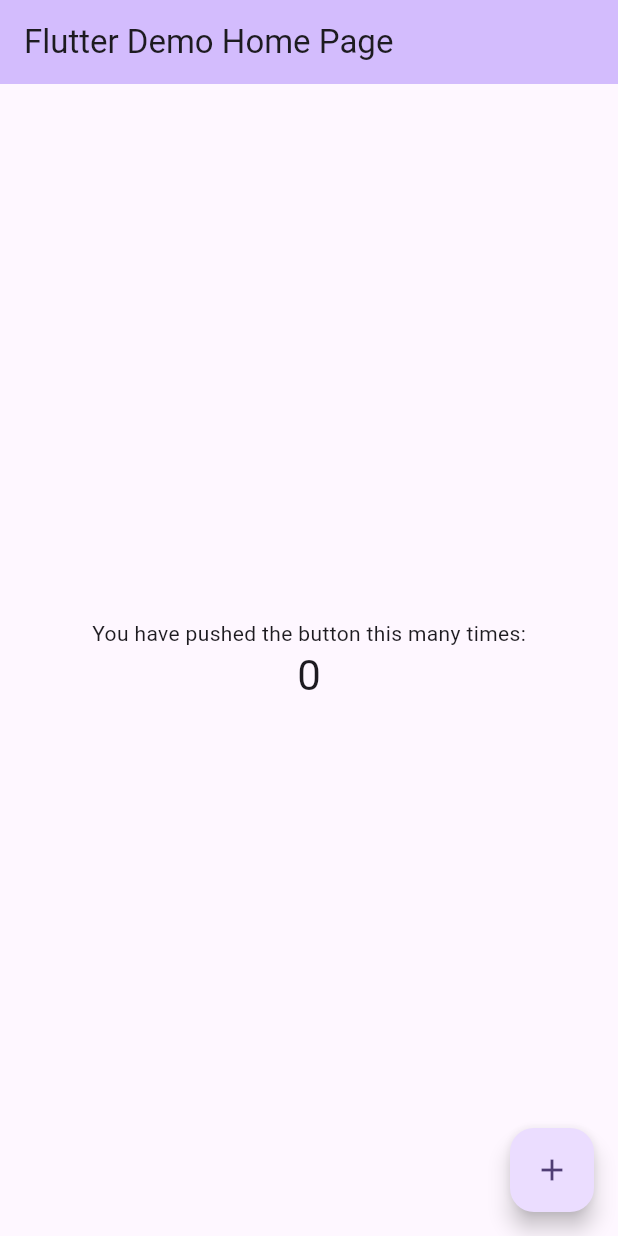
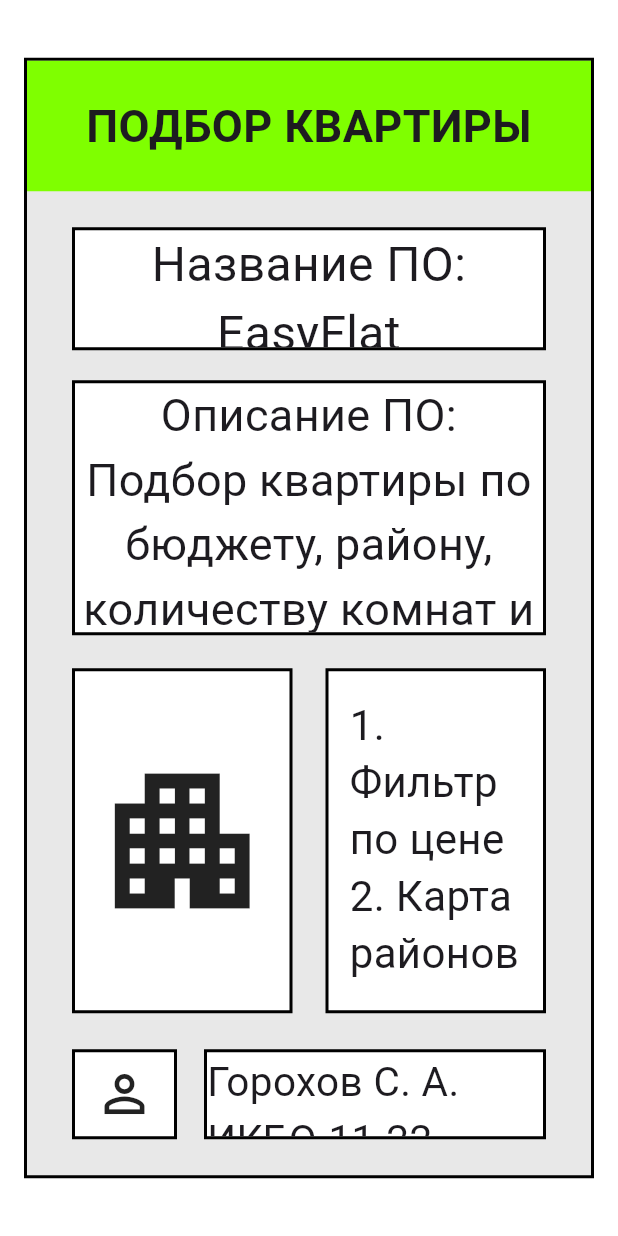
Before and after one commit to CatsInCode/rkmp_v2, a Flutter app: the screen it shows after launch, on a phone screen of 412 x 824 dp. Run offline on Flutter 3.47's test engine with Material 3 defaults, Android fonts, the phone set to English and light mode, and no system bars.

Commit message:
Создать макет приложения по подбору квартиры

```diff
--- a/lib/main.dart
+++ b/lib/main.dart
@@ -1,122 +1,172 @@
 import 'package:flutter/material.dart';
 
 void main() {
-  runApp(const MyApp());
+  runApp(const ApartmentFinderApp());
 }
 
-class MyApp extends StatelessWidget {
-  const MyApp({super.key});
+class ApartmentFinderApp extends StatelessWidget {
+  const ApartmentFinderApp({super.key});
 
-  // This widget is the root of your application.
   @override
   Widget build(BuildContext context) {
     return MaterialApp(
-      title: 'Flutter Demo',
-      theme: ThemeData(
-        // This is the theme of your application.
-        //
-        // TRY THIS: Try running your application with "flutter run". You'll see
-        // the application has a purple toolbar. Then, without quitting the app,
-        // try changing the seedColor in the colorScheme below to Colors.green
-        // and then invoke "hot reload" (save your changes or press the "hot
-        // reload" button in a Flutter-supported IDE, or press "r" if you used
-        // the command line to start the app).
-        //
-        // Notice that the counter didn't reset back to zero; the application
-        // state is not lost during the reload. To reset the state, use hot
-        // restart instead.
-        //
-        // This works for code too, not just values: Most code changes can be
-        // tested with just a hot reload.
-        colorScheme: ColorScheme.fromSeed(seedColor: Colors.deepPurple),
-      ),
-      home: const MyHomePage(title: 'Flutter Demo Home Page'),
+      debugShowCheckedModeBanner: false,
+      title: 'Подбор квартиры',
+      home: const ApartmentFinderPage(),
     );
   }
 }
 
-class MyHomePage extends StatefulWidget {
-  const MyHomePage({super.key, required this.title});
-
-  // This widget is the home page of your application. It is stateful, meaning
-  // that it has a State object (defined below) that contains fields that affect
-  // how it looks.
-
-  // This class is the configuration for the state. It holds the values (in this
-  // case the title) provided by the parent (in this case the App widget) and
-  // used by the build method of the State. Fields in a Widget subclass are
-  // always marked "final".
-
-  final String title;
-
-  @override
-  State<MyHomePage> createState() => _MyHomePageState();
-}
-
-class _MyHomePageState extends State<MyHomePage> {
-  int _counter = 0;
-
-  void _incrementCounter() {
-    setState(() {
-      // This call to setState tells the Flutter framework that something has
-      // changed in this State, which causes it to rerun the build method below
-      // so that the display can reflect the updated values. If we changed
-      // _counter without calling setState(), then the build method would not be
-      // called again, and so nothing would appear to happen.
-      _counter++;
-    });
-  }
+class ApartmentFinderPage extends StatelessWidget {
+  const ApartmentFinderPage({super.key});
 
   @override
   Widget build(BuildContext context) {
-    // This method is rerun every time setState is called, for instance as done
-    // by the _incrementCounter method above.
-    //
-    // The Flutter framework has been optimized to make rerunning build methods
-    // fast, so that you can just rebuild anything that needs updating rather
-    // than having to individually change instances of widgets.
     return Scaffold(
-      appBar: AppBar(
-        // TRY THIS: Try changing the color here to a specific color (to
-        // Colors.amber, perhaps?) and trigger a hot reload to see the AppBar
-        // change color while the other colors stay the same.
-        backgroundColor: Theme.of(context).colorScheme.inversePrimary,
-        // Here we take the value from the MyHomePage object that was created by
-        // the App.build method, and use it to set our appbar title.
-        title: Text(widget.title),
-      ),
-      body: Center(
-        // Center is a layout widget. It takes a single child and positions it
-        // in the middle of the parent.
-        child: Column(
-          // Column is also a layout widget. It takes a list of children and
-          // arranges them vertically. By default, it sizes itself to fit its
-          // children horizontally, and tries to be as tall as its parent.
-          //
-          // Column has various properties to control how it sizes itself and
-          // how it positions its children. Here we use mainAxisAlignment to
-          // center the children vertically; the main axis here is the vertical
-          // axis because Columns are vertical (the cross axis would be
-          // horizontal).
-          //
-          // TRY THIS: Invoke "debug painting" (choose the "Toggle Debug Paint"
-          // action in the IDE, or press "p" in the console), to see the
-          // wireframe for each widget.
-          mainAxisAlignment: MainAxisAlignment.center,
-          children: <Widget>[
-            const Text('You have pushed the button this many times:'),
-            Text(
-              '$_counter',
-              style: Theme.of(context).textTheme.headlineMedium,
+      backgroundColor: Colors.white,
+      body: SafeArea(
+        child: Center(
+          child: Container(
+            width: 390,
+            margin: const EdgeInsets.all(16),
+            decoration: BoxDecoration(
+              border: Border.all(color: Colors.black, width: 2),
+              color: const Color(0xFFE8E8E8),
             ),
-          ],
+            child: SingleChildScrollView(
+              padding: const EdgeInsets.only(bottom: 24),
+              child: Column(
+                children: [
+                  Container(
+                    width: double.infinity,
+                    padding: const EdgeInsets.symmetric(vertical: 22),
+                    color: const Color(0xFF7FFF00),
+                    child: const Center(
+                      child: Text(
+                        'ПОДБОР КВАРТИРЫ',
+                        style: TextStyle(
+                          fontSize: 30,
+                          fontWeight: FontWeight.w700,
+                        ),
+                        textAlign: TextAlign.center,
+                      ),
+                    ),
+                  ),
+                  const SizedBox(height: 24),
+                  _outlinedBox(
+                    child: const Text(
+                      'Название ПО: EasyFlat',
+                      style: TextStyle(fontSize: 32),
+                      textAlign: TextAlign.center,
+                    ),
+                    height: 82,
+                  ),
+                  const SizedBox(height: 20),
+                  _outlinedBox(
+                    child: const Text(
+                      'Описание ПО:\nПодбор квартиры по бюджету, району,\nколичеству комнат и близости к метро.',
+                      style: TextStyle(fontSize: 30),
+                      textAlign: TextAlign.center,
+                    ),
+                    height: 170,
+                  ),
+                  const SizedBox(height: 22),
+                  Padding(
+                    padding: const EdgeInsets.symmetric(horizontal: 30),
+                    child: Row(
+                      children: [
+                        Expanded(
+                          child: Container(
+                            height: 230,
+                            decoration: BoxDecoration(
+                              border: Border.all(color: Colors.black, width: 2),
+                              color: Colors.white,
+                            ),
+                            child: const Center(
+                              child: Icon(
+                                Icons.apartment,
+                                size: 120,
+                                color: Colors.black87,
+                              ),
+                            ),
+                          ),
+                        ),
+                        const SizedBox(width: 22),
+                        Expanded(
+                          child: Container(
+                            height: 230,
+                            padding: const EdgeInsets.symmetric(
+                              horizontal: 14,
+                              vertical: 18,
+                            ),
+                            decoration: BoxDecoration(
+                              border: Border.all(color: Colors.black, width: 2),
+                              color: Colors.white,
+                            ),
+                            child: const Align(
+                              alignment: Alignment.centerLeft,
+                              child: Text(
+                                '1. Фильтр по цене\n2. Карта районов\n3. Избранное\n4. Контакты риелторов',
+                                style: TextStyle(fontSize: 28, height: 1.35),
+                              ),
+                            ),
+                          ),
+                        ),
+                      ],
+                    ),
+                  ),
+                  const SizedBox(height: 24),
+                  Padding(
+                    padding: const EdgeInsets.symmetric(horizontal: 30),
+                    child: Row(
+                      children: [
+                        Container(
+                          width: 70,
+                          height: 60,
+                          decoration: BoxDecoration(
+                            border: Border.all(color: Colors.black, width: 2),
+                            color: Colors.white,
+                          ),
+                          child: const Icon(Icons.person_outline, size: 40),
+                        ),
+                        const SizedBox(width: 18),
+                        Expanded(
+                          child: Container(
+                            height: 60,
+                            decoration: BoxDecoration(
+                              border: Border.all(color: Colors.black, width: 2),
+                              color: Colors.white,
+                            ),
+                            child: const Center(
+                              child: Text(
+                                'Горохов С. А.   ИКБО-11-22',
+                                style: TextStyle(fontSize: 27),
+                              ),
+                            ),
+                          ),
+                        ),
+                      ],
+                    ),
+                  ),
+                ],
+              ),
+            ),
+          ),
         ),
       ),
-      floatingActionButton: FloatingActionButton(
-        onPressed: _incrementCounter,
-        tooltip: 'Increment',
-        child: const Icon(Icons.add),
-      ), // This trailing comma makes auto-formatting nicer for build methods.
+    );
+  }
+
+  Widget _outlinedBox({required Widget child, required double height}) {
+    return Container(
+      margin: const EdgeInsets.symmetric(horizontal: 30),
+      height: height,
+      width: double.infinity,
+      decoration: BoxDecoration(
+        border: Border.all(color: Colors.black, width: 2),
+        color: Colors.white,
+      ),
+      child: Center(child: child),
     );
   }
 }
```
Also changed, not shown: 1 other file.
